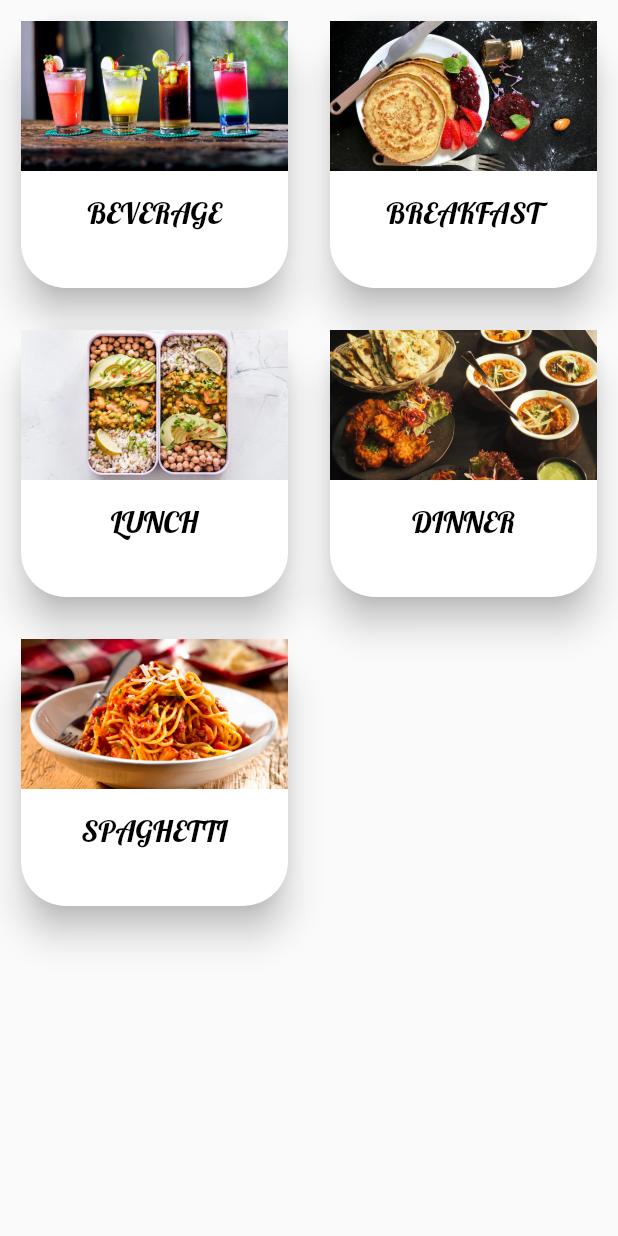
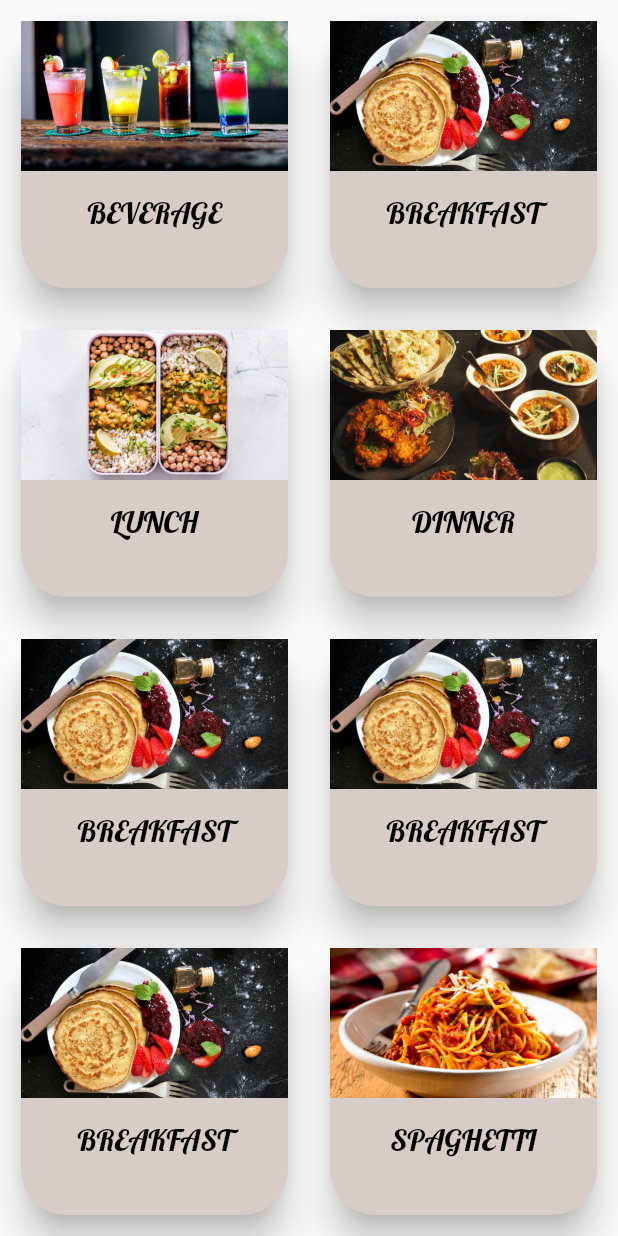
Before and after one commit to 20bvsa56/FYP, a Flutter app: the Gridview screen opened directly, on a phone screen of 412 x 824 dp. Run offline on Flutter 3.47's test engine with Material 2 defaults, Android fonts, the light colour scheme and no system bars; our stand-ins replace animated_text_kit, carousel_pro, rxdart; missing offline and left inert: bloc_pattern.

Commit message:
color and icons managed but color combination not final

```diff
--- a/lib/Cart/cart.dart
+++ b/lib/Cart/cart.dart
@@ -17,8 +17,8 @@ class Cart extends StatelessWidget {
         if (snapshot.data != null) {
           specialFoodItems = snapshot.data;
           return Scaffold(
-            appBar: AppBar(
-              backgroundColor: Colors.black,
+            appBar: AppBar(leading: Icon(Icons.receipt),
+              backgroundColor: Colors.brown,
               title: Text('Cart List'),
               centerTitle: true,
             ),
--- a/lib/MenuGroup/categoryGrid.dart
+++ b/lib/MenuGroup/categoryGrid.dart
@@ -26,6 +26,7 @@ class _GridviewState extends State<Gridview> {
               child: Container(
               margin: EdgeInsets.all(10),
               child: new Card(
+                color: Colors.brown[100],
                 shape: RoundedRectangleBorder(
                    borderRadius: BorderRadius.all(Radius.circular(30)),
                 ),
@@ -66,6 +67,7 @@ class _GridviewState extends State<Gridview> {
               child: Container(
               margin: EdgeInsets.all(10),
               child: new Card(
+                color: Colors.brown[100],
                 shape: RoundedRectangleBorder(
                    borderRadius: BorderRadius.all(Radius.circular(30)),
                 ),
@@ -99,6 +101,7 @@ class _GridviewState extends State<Gridview> {
           Container(
             margin: EdgeInsets.all(10),
             child: new Card(
+              color: Colors.brown[100],
               shape: RoundedRectangleBorder(
                  borderRadius: BorderRadius.all(Radius.circular(30)),
               ),
@@ -132,6 +135,7 @@ class _GridviewState extends State<Gridview> {
           Container(
             margin: EdgeInsets.all(10),
             child: new Card(
+              color: Colors.brown[100],
               shape: RoundedRectangleBorder(
                  borderRadius: BorderRadius.all(Radius.circular(30)),
               ),
@@ -160,11 +164,129 @@ class _GridviewState extends State<Gridview> {
               ),
             ),
           ),
+          InkWell(
+            onTap: (){
+                Navigator.push(context,
+                MaterialPageRoute(builder: (context)=> BreakfastItem())
+              );
+            },
+              child: Container(
+              margin: EdgeInsets.all(10),
+              child: new Card(
+                color: Colors.brown[100],
+                shape: RoundedRectangleBorder(
+                   borderRadius: BorderRadius.all(Radius.circular(30)),
+                ),
+                elevation: 10,
+                child: Column(
+                  crossAxisAlignment: CrossAxisAlignment.start,
+                  children: <Widget>[
+                    Image.asset('images/breakfastmenu.jpeg',
+                    height: 100,
+                    width: 200,
+                      fit: BoxFit.cover,
+                    ),
+                    SizedBox(height: 10),
+                    Padding(
+                      padding: const EdgeInsets.all(5),
+                      child: Center(
+                        child: Text('BREAKFAST',
+                        style: TextStyle(
+                          color: Colors.black,
+                          fontFamily: 'Lobster-Regular',
+                          fontSize: 20.0,
+                        ),),
+                      ),
+                    ),
+                  ],
+                ),
+              ),
+            ),
+          ),
 
+          InkWell(
+            onTap: (){
+                Navigator.push(context,
+                MaterialPageRoute(builder: (context)=> BreakfastItem())
+              );
+            },
+              child: Container(
+              margin: EdgeInsets.all(10),
+              child: new Card(
+                color: Colors.brown[100],
+                shape: RoundedRectangleBorder(
+                   borderRadius: BorderRadius.all(Radius.circular(30)),
+                ),
+                elevation: 10,
+                child: Column(
+                  crossAxisAlignment: CrossAxisAlignment.start,
+                  children: <Widget>[
+                    Image.asset('images/breakfastmenu.jpeg',
+                    height: 100,
+                    width: 200,
+                      fit: BoxFit.cover,
+                    ),
+                    SizedBox(height: 10),
+                    Padding(
+                      padding: const EdgeInsets.all(5),
+                      child: Center(
+                        child: Text('BREAKFAST',
+                        style: TextStyle(
+                          color: Colors.black,
+                          fontFamily: 'Lobster-Regular',
+                          fontSize: 20.0,
+                        ),),
+                      ),
+                    ),
+                  ],
+                ),
+              ),
+            ),
+          ),
+          InkWell(
+            onTap: (){
+                Navigator.push(context,
+                MaterialPageRoute(builder: (context)=> BreakfastItem())
+              );
+            },
+              child: Container(
+              margin: EdgeInsets.all(10),
+              child: new Card(
+                color: Colors.brown[100],
+                shape: RoundedRectangleBorder(
+                   borderRadius: BorderRadius.all(Radius.circular(30)),
+                ),
+                elevation: 10,
+                child: Column(
+                  crossAxisAlignment: CrossAxisAlignment.start,
+                  children: <Widget>[
+                    Image.asset('images/breakfastmenu.jpeg',
+                    height: 100,
+                    width: 200,
+                      fit: BoxFit.cover,
+                    ),
+                    SizedBox(height: 10),
+                    Padding(
+                      padding: const EdgeInsets.all(5),
+                      child: Center(
+                        child: Text('BREAKFAST',
+                        style: TextStyle(
+                          color: Colors.black,
+                          fontFamily: 'Lobster-Regular',
+                          fontSize: 20.0,
+                        ),),
+                      ),
+                    ),
+                  ],
+                ),
+              ),
+            ),
+          ),
 
           Container(
             margin: EdgeInsets.all(10),
             child: new Card(
+              color: Colors.brown[100],
               shape: RoundedRectangleBorder(
                  borderRadius: BorderRadius.all(Radius.circular(30)),
               ),
--- a/lib/MenuGroup/menucategory.dart
+++ b/lib/MenuGroup/menucategory.dart
@@ -15,8 +15,8 @@ class _MenuCategoryState extends State<MenuCategory> {
       body: MaterialApp(
         debugShowCheckedModeBanner: false,
         home: Scaffold(
-          appBar: AppBar(
-          backgroundColor: Colors.black,
+          appBar: AppBar(leading: Icon(Icons.menu),
+          backgroundColor: Colors.brown,
           title: Text('Menu Category'),
           centerTitle: true,
         ),
--- a/lib/Regular/beverageItemUI.dart
+++ b/lib/Regular/beverageItemUI.dart
@@ -39,7 +39,7 @@ class _HomeState extends State<Home> {
                 MaterialPageRoute(builder: (context) => MenuCategory()),
               );
             }),
-        backgroundColor: Colors.black,
+        backgroundColor: Colors.brown,
         title: Text('Beverage Items'),
         centerTitle: true,
       ),
@@ -59,7 +59,7 @@ Widget displayBeverage() {
     decoration: new BoxDecoration(
         //new Color.fromRGBO(255, 0, 0, 0.0),
         borderRadius: new BorderRadius.all(Radius.circular(20))),
-    height: 500,
+    height: 510,
     child: ListView(scrollDirection: Axis.vertical, children: <Widget>[
       for (var beverageFoodItem in bevfoodItemList
           .beverageFoodItems) //loop through every beverage items present in the list
@@ -138,6 +138,7 @@ class BeverageItems extends StatelessWidget {
                 bottomLeft: const Radius.circular(10.0),
                 bottomRight: const Radius.circular(10.0))),
         child: Card(
+          color: Colors.brown[50],
           margin: EdgeInsets.symmetric(vertical: 12),
           child: Wrap(
             children: <Widget>[
@@ -167,16 +168,13 @@ class BeverageItems extends StatelessWidget {
                   ),
                 ),
                 trailing: Image.asset(bevImage, fit: BoxFit.cover),
-
               ),
-
+              SizedBox(width: 10),
               RaisedButton(
                 hoverElevation: 0,
                 onPressed: () {},
-          child: const Text(
-            'Add to Cart',
-            style: TextStyle(fontSize: 15)
-          ),
+                child:
+                    const Text('Add to Cart', style: TextStyle(fontSize: 15)),
               ),
             ],
           ),
--- a/lib/Regular/breakfastItemUI.dart
+++ b/lib/Regular/breakfastItemUI.dart
@@ -12,7 +12,7 @@ class _BreakfastItemState extends State<BreakfastItem> {
   Widget build(BuildContext context) {
     return Scaffold(
       appBar: AppBar(
-          backgroundColor: Colors.black,
+          backgroundColor: Colors.brown,
           title: Text('Breakfast Items'),
           centerTitle: true,
         ),
--- a/lib/Specials/specialCategoryUI.dart
+++ b/lib/Specials/specialCategoryUI.dart
@@ -29,8 +29,8 @@ class Home extends StatelessWidget {
   @override
   Widget build(BuildContext context) {
     return Scaffold(
-       appBar:AppBar(
-          backgroundColor: Colors.black,
+       appBar:AppBar(leading: Icon(Icons.home),
+          backgroundColor: Colors.brown,
           title: Text('Home'),
           centerTitle: true,
         ),
@@ -140,6 +140,7 @@ class SpecialItems extends StatelessWidget {
               width: 200.0,
 
                child: Card(
+                 color: Colors.brown[50],
                  child: Wrap(
                    children: <Widget>[
                     Center(child:Text(specialTitle,
--- a/lib/home.dart
+++ b/lib/home.dart
@@ -26,7 +26,7 @@ class _HomeState extends State<Home> {
               onPressed: () {},
             ),
           ],
-          backgroundColor: Colors.black,
+          backgroundColor: Colors.brown,
           title: Text('Welcome to Tastyorama'),
           centerTitle: true,
         ),
```
Lines whose indentation alone changed are shown as unchanged.
